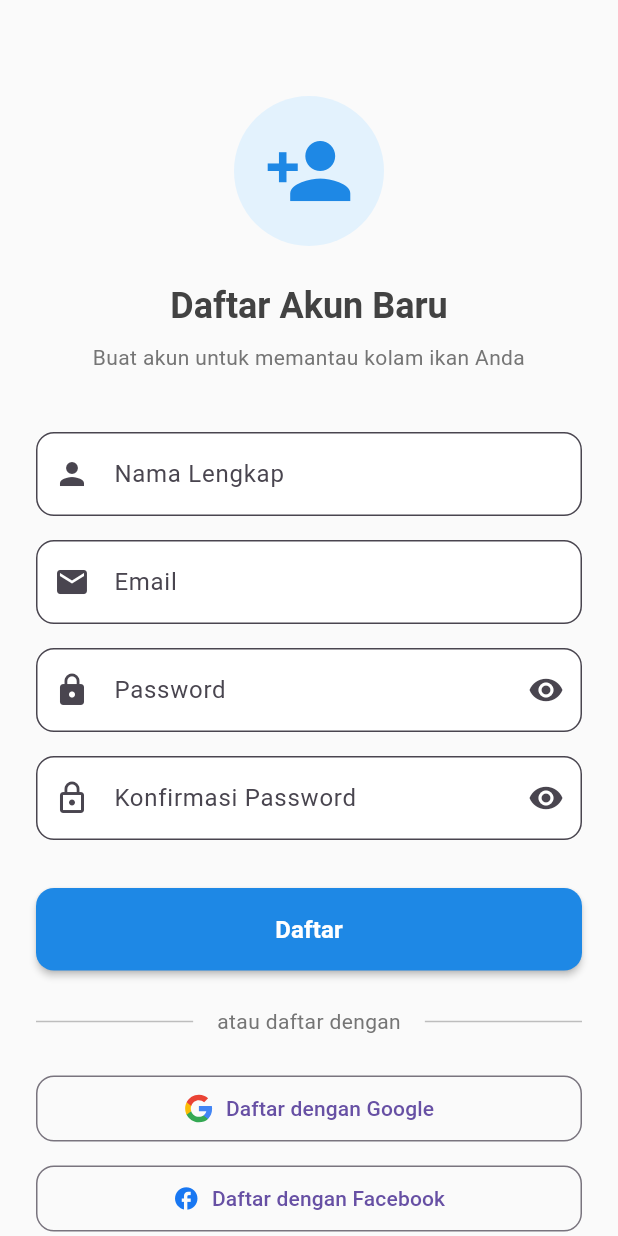
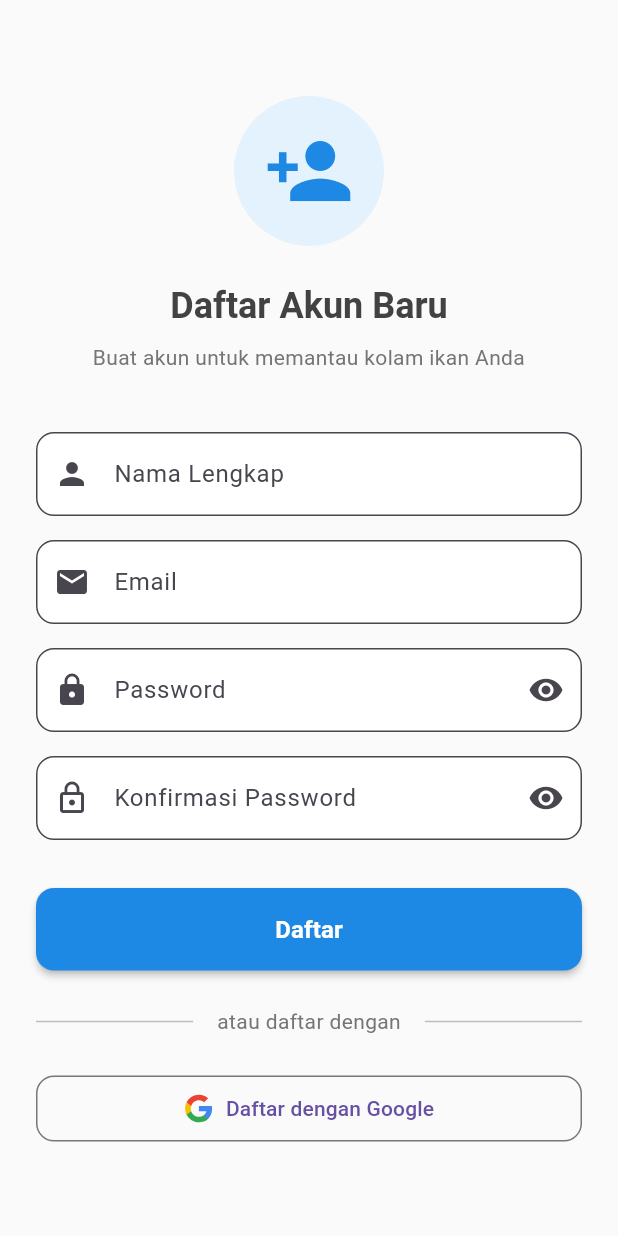
Before and after one commit to BenedichtusRW/kolam_ikan, a Flutter app: the SignupScreen screen opened by its route, after a tap on "Daftar dengan Google", on a phone screen of 412 x 824 dp. Run offline on Flutter 3.47's test engine with Material 3 defaults, Android fonts, the phone set to English and light mode, and no system bars; our stand-ins replace cloud_firestore, firebase_auth, firebase_core, firebase_storage, flutter_svg, google_sign_in; missing offline and left inert: mqtt_client; accounts and stored records are empty.

Commit message:
Remove Facebook authentication - Simplify auth system to email/password + Google Sign-In only

```diff
--- a/lib/screens/auth/signup_screen.dart
+++ b/lib/screens/auth/signup_screen.dart
@@ -95,28 +95,6 @@ class _SignupScreenState extends State<SignupScreen> {
     final authProvider = Provider.of<AuthProvider>(context, listen: false);
 
     bool success = await authProvider.signInWithGoogle();
-
-    if (success && mounted) {
-      // Navigate based on user role
-      if (authProvider.userProfile?.isAdmin == true) {
-        Navigator.pushReplacementNamed(context, Routes.adminDashboard);
-      } else {
-        Navigator.pushReplacementNamed(context, Routes.userDashboard);
-      }
-    } else if (mounted && authProvider.errorMessage != null) {
-      ScaffoldMessenger.of(context).showSnackBar(
-        SnackBar(
-          content: Text(authProvider.errorMessage!),
-          backgroundColor: Colors.red,
-        ),
-      );
-    }
-  }
-
-  void _signInWithFacebook() async {
-    final authProvider = Provider.of<AuthProvider>(context, listen: false);
-
-    bool success = await authProvider.signInWithFacebook();
 
     if (success && mounted) {
       // Navigate based on user role
@@ -365,25 +343,6 @@ class _SignupScreenState extends State<SignupScreen> {
                       ),
 
                       const SizedBox(height: 12),
-
-                      // Facebook Sign Up Button
-                      SizedBox(
-                        width: double.infinity,
-                        child: OutlinedButton.icon(
-                          onPressed: authProvider.isLoading ? null : _signInWithFacebook,
-                          icon: const Icon(
-                            Icons.facebook,
-                            color: Color(0xFF1877F2),
-                          ),
-                          label: const Text('Daftar dengan Facebook'),
-                          style: OutlinedButton.styleFrom(
-                            padding: const EdgeInsets.symmetric(vertical: 12),
-                            shape: RoundedRectangleBorder(
-                              borderRadius: BorderRadius.circular(12),
-                            ),
-                          ),
-                        ),
-                      ),
                     ],
                   );
                 },
--- a/lib/screens/login/login_screen.dart
+++ b/lib/screens/login/login_screen.dart
@@ -45,28 +45,6 @@ class _LoginScreenState extends State<LoginScreen> {
     final authProvider = Provider.of<AuthProvider>(context, listen: false);
 
     bool success = await authProvider.signInWithGoogle();
-
-    if (success && mounted) {
-      // Navigate based on user role
-      if (authProvider.userProfile?.isAdmin == true) {
-        Navigator.pushReplacementNamed(context, Routes.adminDashboard);
-      } else {
-        Navigator.pushReplacementNamed(context, Routes.userDashboard);
-      }
-    } else if (mounted && authProvider.errorMessage != null) {
-      ScaffoldMessenger.of(context).showSnackBar(
-        SnackBar(
-          content: Text(authProvider.errorMessage!),
-          backgroundColor: Colors.red,
-        ),
-      );
-    }
-  }
-
-  void _signInWithFacebook() async {
-    final authProvider = Provider.of<AuthProvider>(context, listen: false);
-
-    bool success = await authProvider.signInWithFacebook();
 
     if (success && mounted) {
       // Navigate based on user role
@@ -291,25 +269,6 @@ class _LoginScreenState extends State<LoginScreen> {
                               ),
 
                               SizedBox(height: 12),
-
-                              // Facebook Sign In Button
-                              SizedBox(
-                                width: double.infinity,
-                                child: OutlinedButton.icon(
-                                  onPressed: authProvider.isLoading ? null : _signInWithFacebook,
-                                  icon: Icon(
-                                    Icons.facebook,
-                                    color: Color(0xFF1877F2),
-                                  ),
-                                  label: Text('Masuk dengan Facebook'),
-                                  style: OutlinedButton.styleFrom(
-                                    padding: EdgeInsets.symmetric(vertical: 12),
-                                    shape: RoundedRectangleBorder(
-                                      borderRadius: BorderRadius.circular(8),
-                                    ),
-                                  ),
-                                ),
-                              ),
                             ],
                           );
                         },
--- a/pubspec.yaml
+++ b/pubspec.yaml
@@ -46,7 +46,6 @@ dependencies:
 
   # Social Authentication
   google_sign_in: ^6.2.1
-  flutter_facebook_auth: ^7.1.0
 
   # Charts for data visualization
   fl_chart: ^1.1.0
```
Also changed, not shown: lib/providers/auth_provider.dart (+0 -57 lines), pubspec.lock, 4 other files.
